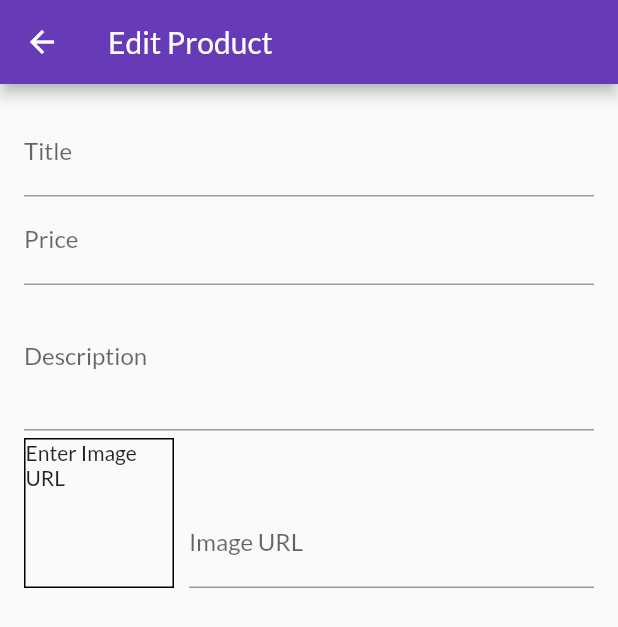
After one commit to klam2k20/ShopApp, a Flutter app: the EditProductScreen screen opened by its route, on a phone screen of 412 x 824 dp. The commit adds this screen. Shown: the top 627 px of the screen. Run offline on Flutter 3.47's test engine with Material 2 defaults, Android fonts, the phone set to English and light mode, and no system bars; network calls fail.

Commit message:
Add Edit Product form

```diff
--- a/lib/main.dart
+++ b/lib/main.dart
@@ -6,6 +6,7 @@ import './screens/products_overview_screen.dart';
 import './screens/product_detail_screen.dart';
 import './screens/cart_screen.dart';
 import './screens/order_screen.dart';
+import './screens/edit_product.dart';
 import './screens/user_product_screen.dart';
 import './providers/products_provider.dart';
 import './providers/cartItems_provider.dart';
@@ -44,6 +45,7 @@ class MyApp extends StatelessWidget {
             CartScreen.routeName: (ctx) => CartScreen(),
             OrdersScreen.routeName: (ctx) => OrdersScreen(),
             UserProductScreen.routeName: (ctx) => UserProductScreen(),
+            EditProductScreen.routeName: (ctx) => EditProductScreen(),
           },
         ),
       ),
--- a/lib/providers/products_provider.dart
+++ b/lib/providers/products_provider.dart
@@ -53,7 +53,4 @@ class ProductsProvider with ChangeNotifier {
     _products.add(product);
     notifyListeners();
   }
-
-
-
 }
--- /dev/null
+++ b/lib/screens/edit_product.dart
@@ -0,0 +1,99 @@
+import 'package:flutter/material.dart';
+
+class EditProductScreen extends StatefulWidget {
+  static String routeName = '/edit-product';
+
+  @override
+  State<EditProductScreen> createState() => _EditProductScreenState();
+}
+
+class _EditProductScreenState extends State<EditProductScreen> {
+  final _priceFocusNode = FocusNode();
+  final _descriptionFocusNode = FocusNode();
+  final _imageUrlFocusNode = FocusNode();
+  final _imageUrlController = TextEditingController();
+
+  void _updateImageURL() {
+    if(_imageUrlFocusNode.hasFocus) {
+      setState(() {});
+    }
+  }
+
+  @override
+  void initState() {
+    _imageUrlController.addListener(_updateImageURL);
+    super.initState();
+  }
+
+  @override
+  void dispose() {
+    _priceFocusNode.dispose();
+    _descriptionFocusNode.dispose();
+    _imageUrlController.removeListener(_updateImageURL);
+    _imageUrlController.dispose();
+    _imageUrlFocusNode.dispose();
+    super.dispose();
+  }
+
+  @override
+  Widget build(BuildContext context) {
+    return Scaffold(
+      appBar: AppBar(
+        title: const Text('Edit Product'),
+      ),
+      body: Padding(
+          padding: const EdgeInsets.all(16),
+          child: Form(
+            child: ListView(children: [
+              TextFormField(
+                decoration: const InputDecoration(labelText: 'Title'),
+                textInputAction: TextInputAction.next,
+                onFieldSubmitted: (_) {
+                  FocusScope.of(context).requestFocus(_priceFocusNode);
+                },
+              ),
+              TextFormField(
+                decoration: const InputDecoration(labelText: 'Price'),
+                textInputAction: TextInputAction.next,
+                keyboardType: TextInputType.number,
+                focusNode: _priceFocusNode,
+                onFieldSubmitted: (_) {
+                  FocusScope.of(context).requestFocus(_descriptionFocusNode);
+                },
+              ),
+              TextFormField(
+                decoration: const InputDecoration(labelText: 'Description'),
+                keyboardType: TextInputType.multiline,
+                maxLines: 3,
+                focusNode: _descriptionFocusNode,
+              ),
+              Row(crossAxisAlignment: CrossAxisAlignment.end, children: [
+                Container(
+                  margin: const EdgeInsets.only(top: 5, right: 10),
+                  height: 100,
+                  width: 100,
+                  decoration: BoxDecoration(
+                    border: Border.all(width: 1),
+                  ),
+                  child: _imageUrlController.text.isEmpty
+                      ? const Text('Enter Image URL')
+                      : Image.network(_imageUrlController.text),
+                ),
+                Expanded(
+                  child: TextFormField(
+                    decoration: const InputDecoration(labelText: 'Image URL'),
+                    textInputAction: TextInputAction.done,
+                    keyboardType: TextInputType.url,
+                    focusNode: _imageUrlFocusNode,
+                    controller: _imageUrlController,
+                    onEditingComplete: () {
+                      setState(() {});
+                    },
+                  ),
+                ),
+              ])
+            ]),
+          )),
+    );
+  }
+}
```
Also changed, not shown: lib/screens/user_product_screen.dart (+7 -1 lines).
